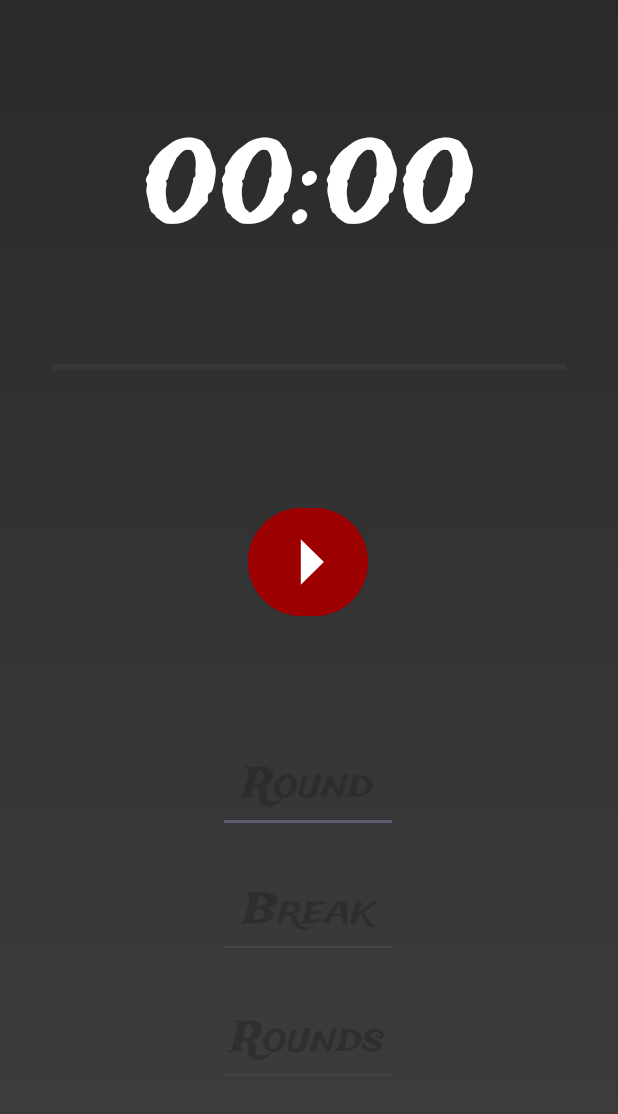
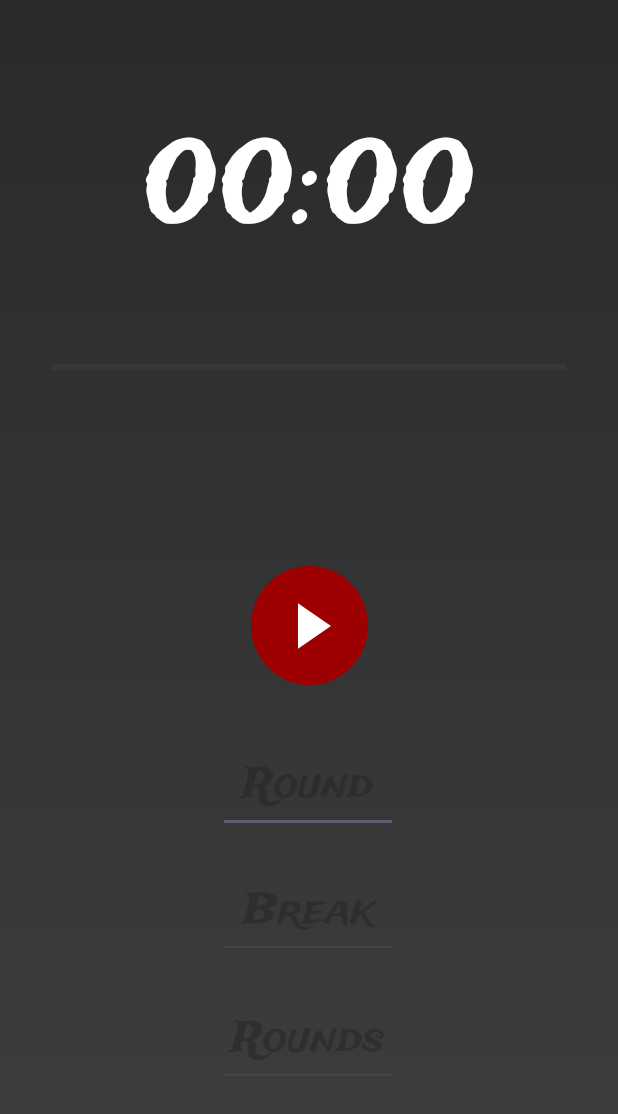
Before and after one commit to Filiprian/boxing-timer, an Android app: the screen it shows after launch (MainActivity), on a phone screen of 412 x 824 dp. Shown: the top 1114 px of the screen. Run offline under Robolectric (Android 15) with nearby library versions, the phone set to English and light mode, and no system bars.

Commit message:
Better buttons

```diff
--- a/app/src/main/java/com/example/boxingtimer/MainActivity.kt
+++ b/app/src/main/java/com/example/boxingtimer/MainActivity.kt
@@ -6,6 +6,7 @@ import android.os.CountDownTimer
 import android.view.View
 import android.widget.Button
 import android.widget.EditText
+import android.widget.ImageButton
 import android.widget.ProgressBar
 import android.widget.TextView
 import androidx.core.content.ContextCompat
@@ -16,8 +17,8 @@ class MainActivity : AppCompatActivity() {
 
     private lateinit var progressCircle: ProgressBar
     private lateinit var timerText: TextView
-    private lateinit var startStopButton: Button
-    private lateinit var resetButton: Button
+    private lateinit var startStopButton: ImageButton
+    private lateinit var resetButton: ImageButton
     private lateinit var roundTimeInput: EditText
     private lateinit var breakTimeInput: EditText
     private lateinit var roundsInput: EditText
@@ -106,8 +107,10 @@ class MainActivity : AppCompatActivity() {
         breakTime2Text.visibility = View.VISIBLE
         rounds2Text.visibility = View.VISIBLE
 
+        startStopButton.setImageResource(R.drawable.pause_icon)
+
         startStopButton.animate()
-            .translationY(280f)
+            .translationY(200f)
             .setDuration(500)
             .start();
 
@@ -115,6 +118,8 @@ class MainActivity : AppCompatActivity() {
     }
 
     private fun runNextPhase() {
+        startStopButton.isEnabled = true
+        resetButton.isEnabled = true
         getReady.visibility = View.GONE
         val timeToUse = if (isRoundPhase) roundTime else breakTime
         timer = object : CountDownTimer(timeToUse, 1000) {
@@ -152,6 +157,7 @@ class MainActivity : AppCompatActivity() {
     private fun stopTimer() {
         timer?.cancel()
         isRunning = false
+        startStopButton.setImageResource(R.drawable.play_icon)
     }
 
     private fun resetTimer() {
@@ -177,6 +183,8 @@ class MainActivity : AppCompatActivity() {
         breakTime2Text.visibility = View.GONE
         rounds2Text.visibility = View.GONE
 
+        startStopButton.setImageResource(R.drawable.play_icon)
+
         startStopButton.animate()
             .translationY(0f)
             .setDuration(500)
@@ -185,6 +193,8 @@ class MainActivity : AppCompatActivity() {
 
     private fun getReady() {
         getReady.visibility = View.VISIBLE
+        startStopButton.isEnabled = false
+        resetButton.isEnabled = false
         val totalTime = 4000L // 3..2..1..Go! (4 steps)
         val interval = 1000L  // Every second
 
--- /dev/null
+++ b/app/src/main/res/drawable/circle_background.xml
@@ -0,0 +1,5 @@
+<?xml version="1.0" encoding="utf-8"?>
+<shape xmlns:android="http://schemas.android.com/apk/res/android"
+    android:shape="oval">
+    <solid android:color="@color/red" /> <!-- or any color -->
+</shape>
--- a/app/src/main/res/drawable/pause_icon.xml
+++ b/app/src/main/res/drawable/pause_icon.xml
@@ -1,4 +1,4 @@
-<vector xmlns:android="http://schemas.android.com/apk/res/android" android:height="24dp" android:tint="#FFFFFF" android:viewportHeight="24" android:viewportWidth="24" android:width="24dp">
+<vector xmlns:android="http://schemas.android.com/apk/res/android" android:height="52dp" android:tint="#FFFFFF" android:viewportHeight="24" android:viewportWidth="24" android:width="48dp">
 
     <path android:fillColor="@android:color/white" android:pathData="M6,19h4L10,5L6,5v14zM14,5v14h4L18,5h-4z"/>
 
--- a/app/src/main/res/drawable/play_icon.xml
+++ b/app/src/main/res/drawable/play_icon.xml
@@ -1,4 +1,4 @@
-<vector xmlns:android="http://schemas.android.com/apk/res/android" android:height="52dp" android:tint="#FFFFFF" android:viewportHeight="24" android:viewportWidth="40" android:width="56dp">
+<vector xmlns:android="http://schemas.android.com/apk/res/android" android:height="52dp" android:tint="#FFFFFF" android:viewportHeight="24" android:viewportWidth="24" android:width="48dp">
 
     <path android:fillColor="@android:color/white" android:pathData="M8,5v14l11,-7z"/>
 
--- a/app/src/main/res/layout/activity_main.xml
+++ b/app/src/main/res/layout/activity_main.xml
@@ -122,36 +122,6 @@
         app:layout_constraintTop_toTopOf="parent"
         app:layout_constraintVertical_bias="0.101" />
 
-    <Button
-        android:id="@+id/btReset"
-        android:layout_width="80dp"
-        android:layout_height="80dp"
-        android:backgroundTint="#9D0000"
-        android:drawableLeft="@drawable/reset_icon"
-        android:text="."
-        android:visibility="gone"
-        app:layout_constraintBottom_toBottomOf="parent"
-        app:layout_constraintEnd_toEndOf="parent"
-        app:layout_constraintHorizontal_bias="0.498"
-        app:layout_constraintStart_toStartOf="parent"
-        app:layout_constraintTop_toTopOf="parent"
-        app:layout_constraintVertical_bias="0.729" />
-
-    <Button
-        android:id="@+id/btStart"
-        android:layout_width="80dp"
-        android:layout_height="80dp"
-        android:backgroundTint="#9D0000"
-        android:drawableLeft="@drawable/play_icon"
-        android:text="."
-        android:textAlignment="center"
-        app:layout_constraintBottom_toBottomOf="parent"
-        app:layout_constraintEnd_toEndOf="parent"
-        app:layout_constraintHorizontal_bias="0.498"
-        app:layout_constraintStart_toStartOf="parent"
-        app:layout_constraintTop_toTopOf="parent"
-        app:layout_constraintVertical_bias="0.45" />
-
     <EditText
         android:id="@+id/inRound"
         android:layout_width="120dp"
@@ -266,4 +236,35 @@
         app:layout_constraintStart_toStartOf="parent"
         app:layout_constraintTop_toTopOf="parent" />
 
+    <ImageButton
+        android:id="@+id/btReset"
+        android:layout_width="79dp"
+        android:layout_height="72dp"
+        android:backgroundTint="@color/red"
+        android:contentDescription="NULL"
+        android:src="@drawable/reset_icon"
+        android:background="@drawable/circle_background"
+        android:visibility="gone"
+        app:layout_constraintBottom_toBottomOf="parent"
+        app:layout_constraintEnd_toEndOf="parent"
+        app:layout_constraintStart_toStartOf="parent"
+        app:layout_constraintTop_toTopOf="parent"
+        app:layout_constraintVertical_bias="0.731" />
+
+    <ImageButton
+        android:id="@+id/btStart"
+        android:layout_width="78dp"
+        android:layout_height="79dp"
+        android:backgroundTint="@color/red"
+        android:contentDescription="NULL"
+        android:background="@drawable/circle_background"
+        app:layout_constraintBottom_toBottomOf="parent"
+        app:layout_constraintEnd_toEndOf="parent"
+        app:layout_constraintHorizontal_bias="0.501"
+        app:layout_constraintStart_toStartOf="parent"
+        app:layout_constraintTop_toTopOf="parent"
+        app:layout_constraintVertical_bias="0.507"
+        app:srcCompat="@drawable/play_icon" />
+
+
 </androidx.constraintlayout.widget.ConstraintLayout>
```
